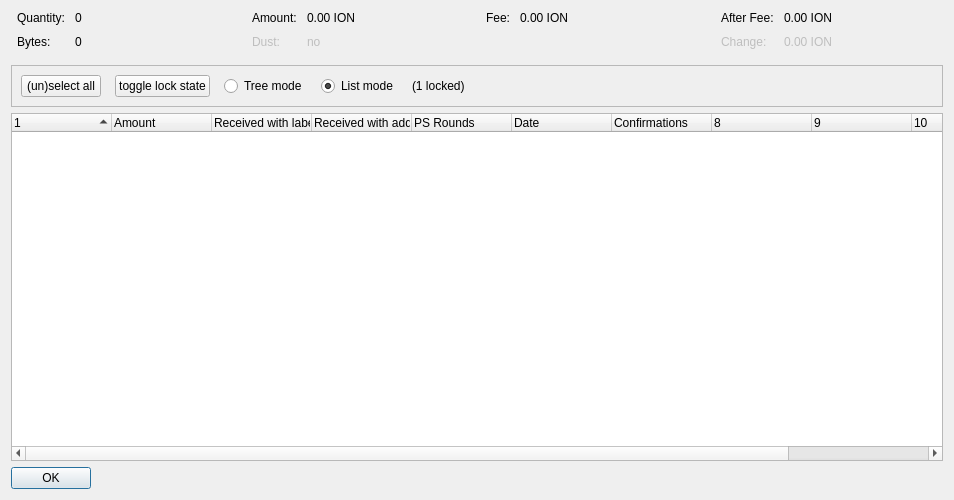
First picture: the form in src/qt/forms/coincontroldialog.ui, repository ioncoincore/ion, before the edit.
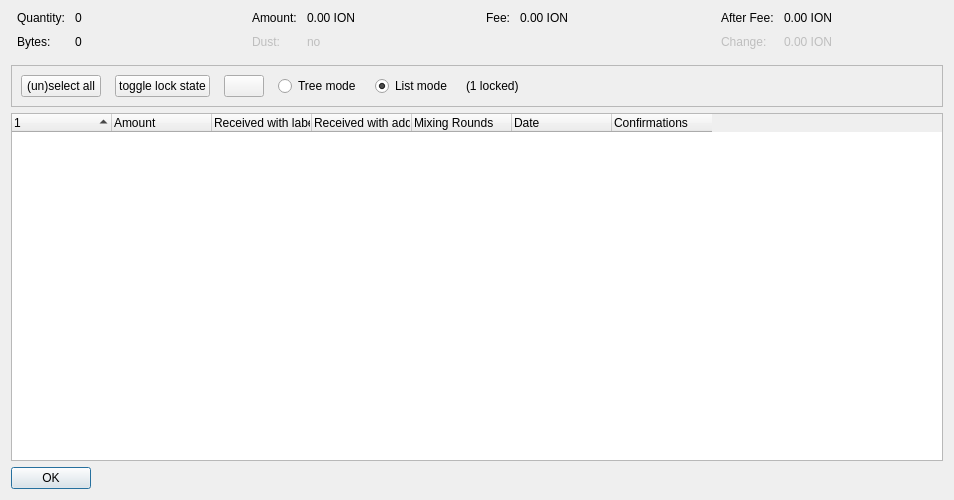
Second picture: the form after the edit. Custom widgets are drawn as their Qt base class.

What changed in the file:
```diff
--- a/src/qt/forms/coincontroldialog.ui
+++ b/src/qt/forms/coincontroldialog.ui
@@ -277,7 +277,7 @@
      </property>
      <layout class="QHBoxLayout" name="horizontalLayout">
       <item>
-       <layout class="QHBoxLayout" name="horizontalLayoutPanel" stretch="0,0,0,0,0,0">
+       <layout class="QHBoxLayout" name="horizontalLayoutPanel" stretch="0,0,0,0,0,0,0">
         <property name="spacing">
          <number>14</number>
         </property>
@@ -313,6 +313,22 @@
           </property>
          </widget>
         </item>
+        <item>
+         <widget class="QPushButton" name="hideButton">
+          <property name="sizePolicy">
+           <sizepolicy hsizetype="Maximum" vsizetype="Fixed">
+            <horstretch>0</horstretch>
+            <verstretch>0</verstretch>
+           </sizepolicy>
+          </property>
+          <property name="text">
+           <string/>
+          </property>
+          <property name="autoDefault">
+           <bool>false</bool>
+          </property>
+         </widget>
+        </item>
         <item>
          <widget class="QRadioButton" name="radioTreeMode">
           <property name="sizePolicy">
@@ -376,7 +392,7 @@
       <bool>false</bool>
      </property>
      <property name="columnCount">
-      <number>11</number>
+      <number>7</number>
      </property>
      <attribute name="headerShowSortIndicator" stdset="0">
       <bool>true</bool>
@@ -406,7 +422,7 @@
      </column>
      <column>
       <property name="text">
-       <string>PS Rounds</string>
+       <string>Mixing Rounds</string>
       </property>
      </column>
      <column>
@@ -422,26 +438,6 @@
        <string>Confirmed</string>
       </property>
      </column>
-     <column>
-      <property name="text">
-       <string/>
-      </property>
-     </column>
-     <column>
-      <property name="text">
-       <string/>
-      </property>
-     </column>
-     <column>
-      <property name="text">
-       <string/>
-      </property>
-     </column>
-     <column>
-      <property name="text">
-       <string/>
-      </property>
-     </column>
     </widget>
    </item>
    <item>
```
